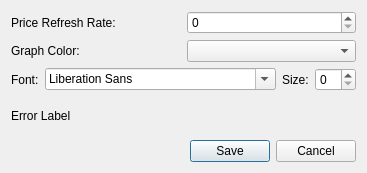
Qt form forms/PreferencesDialog.ui (jkulskis/stock-copter) before a commit.
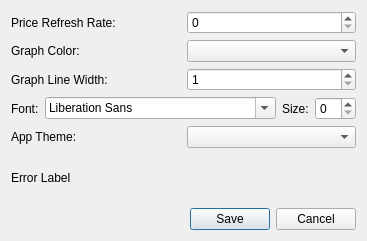
The same form after that commit.

Commit message: dark and light theme choices. drag and drop stocks. custom column sizes. small bug fixes.

Diff of the .ui file:
```diff
--- a/forms/PreferencesDialog.ui
+++ b/forms/PreferencesDialog.ui
@@ -7,7 +7,7 @@
     <x>0</x>
     <y>0</y>
     <width>365</width>
-    <height>173</height>
+    <height>241</height>
    </rect>
   </property>
   <property name="windowTitle">
@@ -42,6 +42,27 @@
      </item>
     </layout>
    </item>
+   <item>
+    <layout class="QHBoxLayout" name="horizontalLayout_5">
+     <item>
+      <widget class="QLabel" name="labelGraphLineWidth">
+       <property name="text">
+        <string>Graph Line Width:</string>
+       </property>
+      </widget>
+     </item>
+     <item>
+      <widget class="QSpinBox" name="spinBoxGraphLineWidth">
+       <property name="minimum">
+        <number>1</number>
+       </property>
+       <property name="maximum">
+        <number>10</number>
+       </property>
+      </widget>
+     </item>
+    </layout>
+   </item>
    <item>
     <layout class="QHBoxLayout" name="horizontalLayout">
      <item>
@@ -66,6 +87,20 @@
      </item>
     </layout>
    </item>
+   <item>
+    <layout class="QHBoxLayout" name="horizontalLayout_4">
+     <item>
+      <widget class="QLabel" name="labelTheme">
+       <property name="text">
+        <string>App Theme:</string>
+       </property>
+      </widget>
+     </item>
+     <item>
+      <widget class="QComboBox" name="comboBoxTheme"/>
+     </item>
+    </layout>
+   </item>
    <item>
     <widget class="QLabel" name="labelError">
      <property name="text">
```
Left out of the diff: 6 changed lines with no effect on the pictures. The commit also changes 15 other files.
